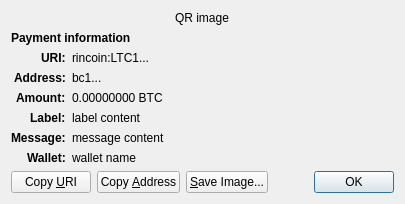
This is src/qt/forms/receiverequestdialog.ui in Rin-coin/rincoin as Qt 5 draws it before an edit. The edited form follows.
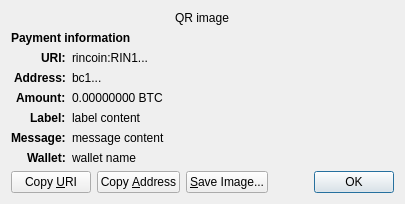
This is the edited form. Custom widgets are drawn as their Qt base class.

Commit message:
litecoin->rincoin
quick rebrand without affecting the copyrights

```diff
--- a/src/qt/forms/receiverequestdialog.ui
+++ b/src/qt/forms/receiverequestdialog.ui
@@ -65,7 +65,7 @@
    <item row="2" column="1" alignment="Qt::AlignTop">
     <widget class="QLabel" name="uri_content">
      <property name="text">
-      <string notr="true">rincoin:LTC1...</string>
+      <string notr="true">rincoin:RIN1...</string>
      </property>
      <property name="textFormat">
       <enum>Qt::RichText</enum>
```
The commit also changes 168 other files.
